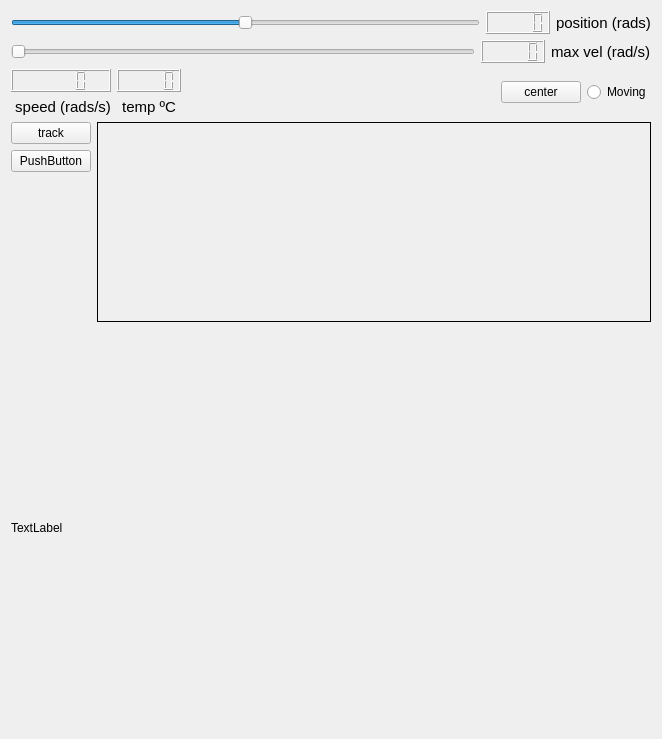
Old version of the form components/hardware/eye/eye_control/src/mainUI.ui in the repository robocomp/robocomp-robolab.
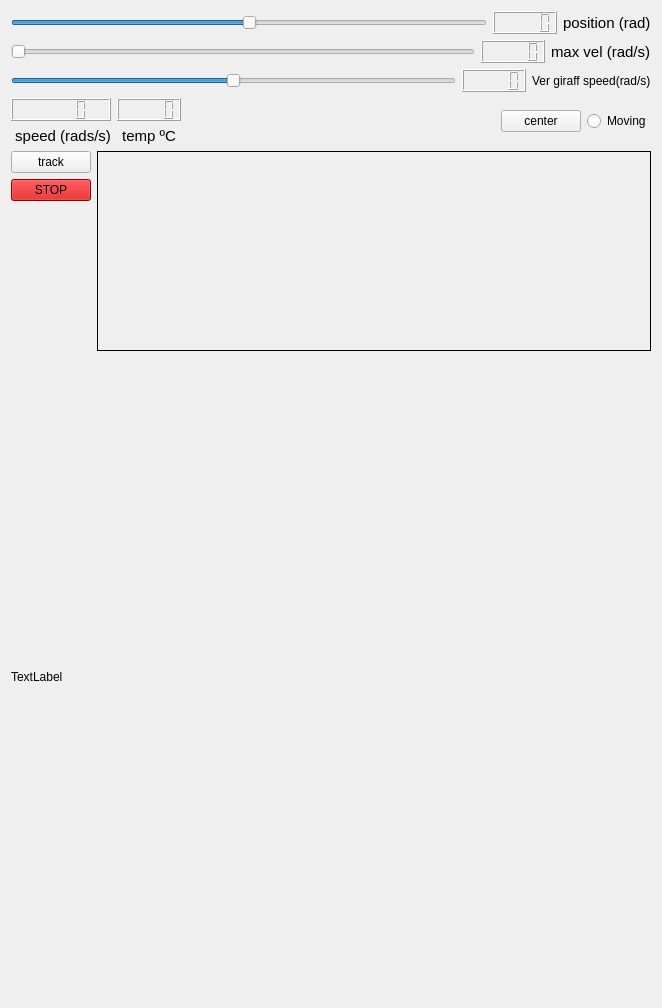
New version of the form.

```diff
--- a/components/hardware/eye/eye_control/src/mainUI.ui
+++ b/components/hardware/eye/eye_control/src/mainUI.ui
@@ -7,7 +7,7 @@
     <x>0</x>
     <y>0</y>
     <width>662</width>
-    <height>681</height>
+    <height>992</height>
    </rect>
   </property>
   <property name="windowTitle">
@@ -20,6 +20,9 @@
       <layout class="QVBoxLayout" name="verticalLayout_5">
        <item>
         <layout class="QVBoxLayout" name="verticalLayout_2">
+         <property name="spacing">
+          <number>6</number>
+         </property>
          <item>
           <layout class="QHBoxLayout" name="horizontalLayout_3">
            <item>
@@ -28,10 +31,10 @@
               <enum>Qt::LeftToRight</enum>
              </property>
              <property name="minimum">
-              <number>-150</number>
+              <number>-90</number>
              </property>
              <property name="maximum">
-              <number>150</number>
+              <number>90</number>
              </property>
              <property name="orientation">
               <enum>Qt::Horizontal</enum>
@@ -57,7 +60,7 @@
               </font>
              </property>
              <property name="text">
-              <string>position (rads)</string>
+              <string>position (rad)</string>
              </property>
             </widget>
            </item>
@@ -103,12 +106,42 @@
            </item>
           </layout>
          </item>
+         <item>
+          <layout class="QHBoxLayout" name="horizontalLayout_8" stretch="0,0,0">
+           <item>
+            <widget class="QSlider" name="horizontalSlider">
+             <property name="minimum">
+              <number>-600</number>
+             </property>
+             <property name="maximum">
+              <number>600</number>
+             </property>
+             <property name="orientation">
+              <enum>Qt::Horizontal</enum>
+             </property>
+            </widget>
+           </item>
+           <item>
+            <widget class="QLCDNumber" name="lcdNumber"/>
+           </item>
+           <item>
+            <widget class="QLabel" name="label">
+             <property name="text">
+              <string>Ver giraff speed(rad/s)</string>
+             </property>
+            </widget>
+           </item>
+          </layout>
+         </item>
         </layout>
        </item>
       </layout>
      </item>
      <item>
       <layout class="QHBoxLayout" name="horizontalLayout_5">
+       <property name="spacing">
+        <number>6</number>
+       </property>
        <item>
         <layout class="QHBoxLayout" name="horizontalLayout_4">
          <item>
@@ -212,8 +245,11 @@
          </item>
          <item>
           <widget class="QPushButton" name="pushButton_2">
+           <property name="styleSheet">
+            <string notr="true">background-color: rgb(204, 0, 0);</string>
+           </property>
            <property name="text">
-            <string>PushButton</string>
+            <string>STOP</string>
            </property>
           </widget>
          </item>
@@ -257,8 +293,8 @@
       <widget class="QLabel" name="label_image">
        <property name="minimumSize">
         <size>
-         <width>400</width>
-         <height>400</height>
+         <width>480</width>
+         <height>640</height>
         </size>
        </property>
        <property name="text">
```
